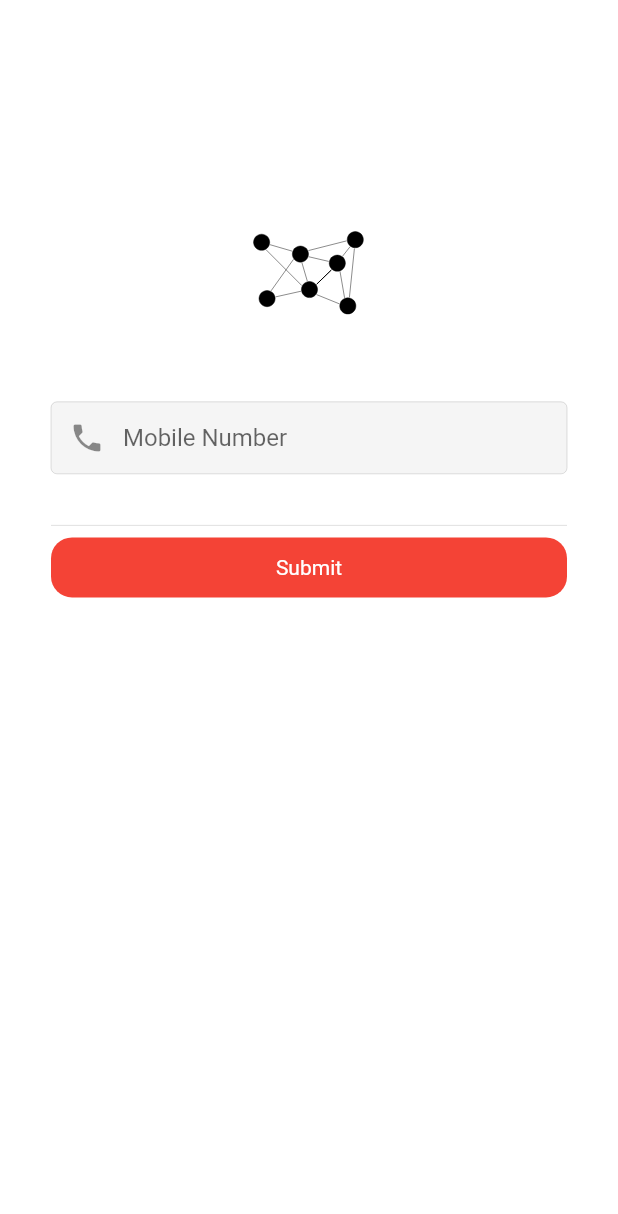
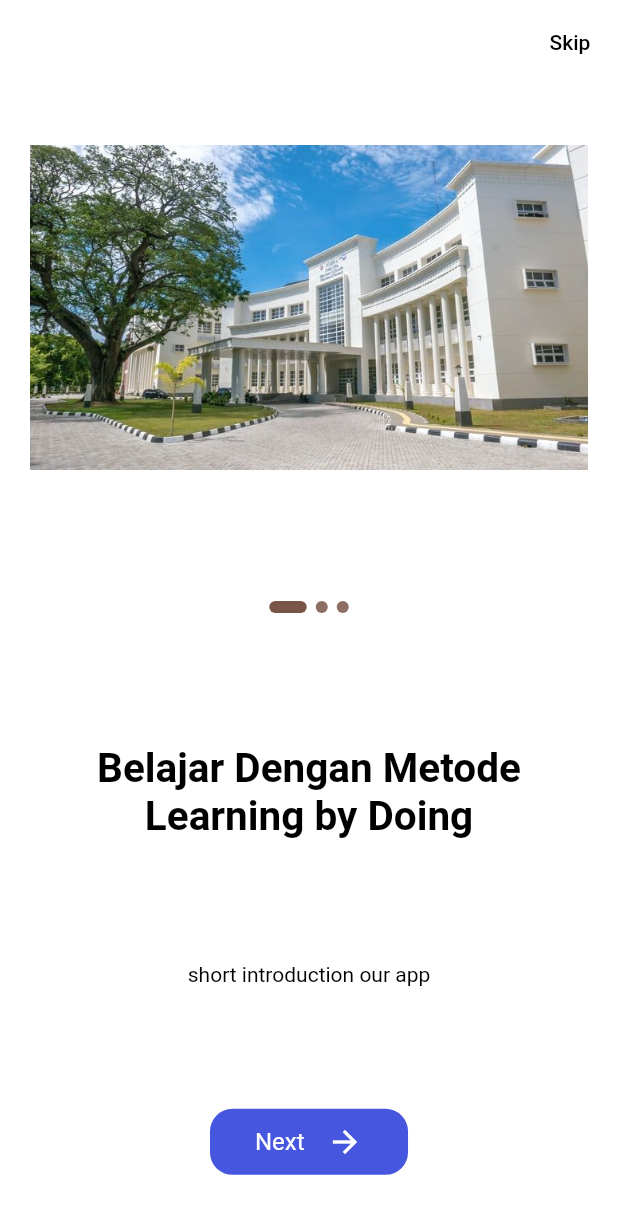
Before and after one commit to detroitcr/woolooapp, a Flutter app: the screen it shows after launch, on a phone screen of 412 x 824 dp. Shown: the top 1214 px of the screen. Run offline on Flutter 3.47's test engine with Material 2 defaults, Android fonts, the phone set to English and light mode, and no system bars; our stand-ins replace flutter_svg, google_fonts, shared_preferences.

Commit message:
onboarding screen

```diff
--- a/lib/main.dart
+++ b/lib/main.dart
@@ -1,4 +1,6 @@
 import 'package:flutter/material.dart';
+import 'package:internapp/screens/fields_screen.dart';
+import 'package:internapp/screens/onboarding_screen.dart';
 import 'package:internapp/screens/sign_in_screen.dart';
 import 'package:internapp/screens/splash_screen.dart';
 import 'package:internapp/widgets/custom_bottom_navigationbar.dart';
@@ -11,8 +13,10 @@ class MyApp extends StatelessWidget {
     return MaterialApp(
       title: 'Material App',
       debugShowCheckedModeBanner: false,
+      home: OnBoardingScreen(),
       // home: SplashScreen(),
-      home: LoginScreen(),
+      // home: FieldScreen(),
+     // home: LoginScreen(),
     );
   }
 }
--- /dev/null
+++ b/lib/models/onboard_model.dart
@@ -0,0 +1,41 @@
+import 'package:flutter/material.dart';
+
+class OnboardModel {
+  String img;
+  String text;
+  String desc;
+  Color bg;
+  Color button;
+
+  OnboardModel({
+    required this.img,
+    required this.text,
+    required this.desc,
+    required this.bg,
+    required this.button,
+  });
+}
+
+List<OnboardModel> screens = <OnboardModel>[
+  OnboardModel(
+    img: 'assets/images/college.jpg',
+    text: "Belajar Dengan Metode Learning by Doing",
+    desc: "short introduction our app",
+    bg: Colors.white,
+    button: Color(0xFF4756DF),
+  ),
+  OnboardModel(
+    img: 'assets/images/college.jpg',
+    text: "Belajar Dengan Metode Learning by Doing",
+    desc: "short introduction our app",
+    bg: Colors.white,
+    button: Color(0xFF4756DF),
+  ),
+  OnboardModel(
+    img: 'assets/images/college.jpg',
+    text: "Gunakan Fitur Kolaborasi Untuk Pengalaman Lebih",
+    desc: "short introduction our app",
+    bg: Colors.white,
+    button: Color(0xFF4756DF),
+  ),
+];
--- /dev/null
+++ b/lib/screens/onboarding_screen.dart
@@ -0,0 +1,353 @@
+import 'package:flutter/material.dart';
+import 'package:internapp/models/onboard_model.dart';
+import 'package:internapp/utils/custom_color.dart';
+import 'package:internapp/widgets/custom_bottom_navigationbar.dart';
+import 'package:shared_preferences/shared_preferences.dart';
+
+class OnBoardingScreen extends StatefulWidget {
+  @override
+  _OnBoardingScreenState createState() => _OnBoardingScreenState();
+}
+
+class _OnBoardingScreenState extends State<OnBoardingScreen> {
+  int currentIndex = 0;
+  PageController _pageController = PageController();
+
+  @override
+  void initState() {
+    _pageController = PageController(initialPage: 0);
+    super.initState();
+  }
+
+  @override
+  void dispose() {
+    _pageController.dispose();
+    super.dispose();
+  }
+
+  _storeOnboardInfo() async {
+    print("Shared pref called");
+    int isViewed = 0;
+    SharedPreferences prefs = await SharedPreferences.getInstance();
+    await prefs.setInt('onBoard', isViewed);
+    print(prefs.getInt('onBoard'));
+  }
+
+  @override
+  Widget build(BuildContext context) {
+    return Scaffold(
+      backgroundColor: kwhite,
+      appBar: AppBar(
+        backgroundColor: kwhite,
+        elevation: 0.0,
+        actions: [
+          TextButton(
+            onPressed: () {
+              _storeOnboardInfo();
+              Navigator.pushReplacement(
+                  context,
+                  MaterialPageRoute(
+                      builder: (context) => CustomBottomNavigationBar()));
+            },
+            child: Text(
+              "Skip",
+              style: TextStyle(
+                color: kblack,
+              ),
+            ),
+          )
+        ],
+      ),
+      body: Padding(
+        padding: const EdgeInsets.symmetric(horizontal: 20.0),
+        child: PageView.builder(
+          itemCount: screens.length,
+          controller: _pageController,
+          physics: AlwaysScrollableScrollPhysics(),
+          onPageChanged: (int index) {
+            setState(() {
+              currentIndex = index;
+            });
+          },
+          itemBuilder: (_, index) {
+            return Column(
+              mainAxisAlignment: MainAxisAlignment.spaceAround,
+              crossAxisAlignment: CrossAxisAlignment.center,
+              mainAxisSize: MainAxisSize.min,
+              children: [
+                Image.asset(
+                  screens[index].img,
+                  fit: BoxFit.cover,
+                ),
+                Container(
+                  height: 20.0,
+                  child: ListView.builder(
+                    itemCount: screens.length,
+                    shrinkWrap: true,
+                    scrollDirection: Axis.horizontal,
+                    itemBuilder: (context, index) {
+                      return Row(
+                        mainAxisAlignment: MainAxisAlignment.center,
+                        children: [
+                          Container(
+                            margin: EdgeInsets.symmetric(horizontal: 3.0),
+                            width: currentIndex == index ? 25 : 8,
+                            height: 8,
+                            decoration: BoxDecoration(
+                              color: currentIndex == index ? kbrown : kbrown300,
+                              borderRadius: BorderRadius.circular(10.0),
+                            ),
+                          ),
+                        ],
+                      );
+                    },
+                  ),
+                ),
+                Text(
+                  screens[index].text,
+                  textAlign: TextAlign.center,
+                  style: TextStyle(
+                    fontSize: 27.0,
+                    fontWeight: FontWeight.bold,
+                    color: kblack,
+                  ),
+                ),
+                Text(
+                  screens[index].desc,
+                  textAlign: TextAlign.center,
+                  style: TextStyle(
+                    fontSize: 14.0,
+                    color: kblack,
+                  ),
+                ),
+                InkWell(
+                  onTap: () async {
+                    print(index);
+                    if (index == screens.length - 1) {
+                      await _storeOnboardInfo();
+                      Navigator.pushReplacement(
+                          context,
+                          MaterialPageRoute(
+                              builder: (context) =>
+                                  CustomBottomNavigationBar()));
+                    }
+
+                    _pageController.nextPage(
+                      duration: Duration(milliseconds: 300),
+                      curve: Curves.bounceIn,
+                    );
+                  },
+                  child: Container(
+                    padding:
+                        EdgeInsets.symmetric(horizontal: 30.0, vertical: 10),
+                    decoration: BoxDecoration(
+                      color: index % 2 == 0 ? kblue : kwhite,
+                      borderRadius: BorderRadius.circular(15.0),
+                    ),
+                    child: Row(
+                      mainAxisSize: MainAxisSize.min,
+                      children: [
+                        Text(
+                          "Next",
+                          style: TextStyle(
+                              fontSize: 16.0,
+                              color: index % 2 == 0 ? kwhite : kblue),
+                        ),
+                        SizedBox(
+                          width: 15.0,
+                        ),
+                        Icon(
+                          Icons.arrow_forward_sharp,
+                          color: index % 2 == 0 ? kwhite : kblue,
+                        )
+                      ],
+                    ),
+                  ),
+                )
+              ],
+            );
+          },
+        ),
+      ),
+    );
+  }
+}
+
+
+
+
+
+
+
+
+
+
+
+
+
+
+
+
+
+
+
+
+
+
+
+
+
+
+
+
+
+
+
+
+
+
+
+
+
+
+
+
+
+
+
+
+
+
+
+
+
+
+
+
+
+
+
+
+
+
+
+
+
+
+
+
+
+
+
+
+
+
+
+
+
+
+
+
+
+
+
+
+
+
+
+
+
+
+
+
+
+
+
+
+
+
+
+
+
+
+
+
+
+
+
+
+
+
+
+
+
+
+
+
+
+
+
+
+
+
+
+
+
+
+
+
+
+
+
+// import 'package:flutter/material.dart';
+// import 'package:introduction_screen/introduction_screen.dart';
+
+// class OnBoardingScreen extends StatefulWidget {
+//   @override
+//   _OnBoardingScreenState createState() => _OnBoardingScreenState();
+// }
+
+// class _OnBoardingScreenState extends State<OnBoardingScreen> {
+//   List<PageViewModel> getPages() {
+//     return [
+//       PageViewModel(
+//         image: Image.asset('assets/images/college.jpg'),
+//         body: 'First Intro',
+//         title: 'Clone',
+//         footer: Text('@coding'),
+//       ),
+//       PageViewModel(
+//         image: Image.asset('assets/images/college.jpg'),
+//         body: 'First Intro',
+//         title: 'Clone',
+//         footer: Text('@coding'),
+//       ),
+//       PageViewModel(
+//         image: Image.asset('assets/images/college.jpg'),
+//         body: 'First Intro',
+//         title: 'Clone',
+//         footer: Text('@coding'),
+//       ),
+//     ];
+//   }
+
+//   @override
+//   Widget build(BuildContext context) {
+//     return SafeArea(
+//       child: IntroductionScreen(
+//         showNextButton: false,
+//         pages: getPages(),
+//         done: Text(
+//           'Read',
+//           style: TextStyle(fontWeight: FontWeight.bold),
+//         ),
+//         onDone: () {},
+//         back: Icon(
+//           Icons.arrow_back,
+//           size: 26,
+//         ),
+//         globalBackgroundColor: Colors.white,
+//       ),
+//     );
+//   }
+// }
--- a/lib/screens/sign_in_screen.dart
+++ b/lib/screens/sign_in_screen.dart
@@ -86,10 +86,6 @@ class _LoginScreenState extends State<LoginScreen> {
               SizedBox(
                 height: SizeConfig.deviceHeight * 0.016,
               ),
-
-              SizedBox(
-                height: SizeConfig.deviceHeight * 0.016,
-              ),
             ],
           ),
         ),
--- a/lib/utils/custom_color.dart
+++ b/lib/utils/custom_color.dart
@@ -5,3 +5,10 @@ const secondaryColor = Colors.black;
 const activeColor = Colors.red;
 const primaryThemeColor = Colors.blue;
 late final inActiveColor = Colors.grey.shade400;
+
+Color kblue = Color(0xFF4756DF);
+Color kwhite = Color(0xFFFFFFFF);
+Color kblack = Color(0xFF000000);
+Color kbrown300 = Color(0xFF8D6E63);
+Color kbrown = Color(0xFF795548);
+Color kgrey = Color(0xFFC0C0C0);
--- a/pubspec.yaml
+++ b/pubspec.yaml
@@ -39,6 +39,8 @@ dependencies:
   google_maps_flutter: ^2.1.1
   location: ^4.3.0
   flutter_polyline_points: ^1.0.0
+  shared_preferences: ^2.0.13
+  introduction_screen: ^3.0.0
 
 
 dev_dependencies:
```
Also changed, not shown: lib/screens/fields_screen.dart (added, +95 -0 lines), lib/screens/otp_screen.dart (+34 -0 lines), pubspec.lock.
